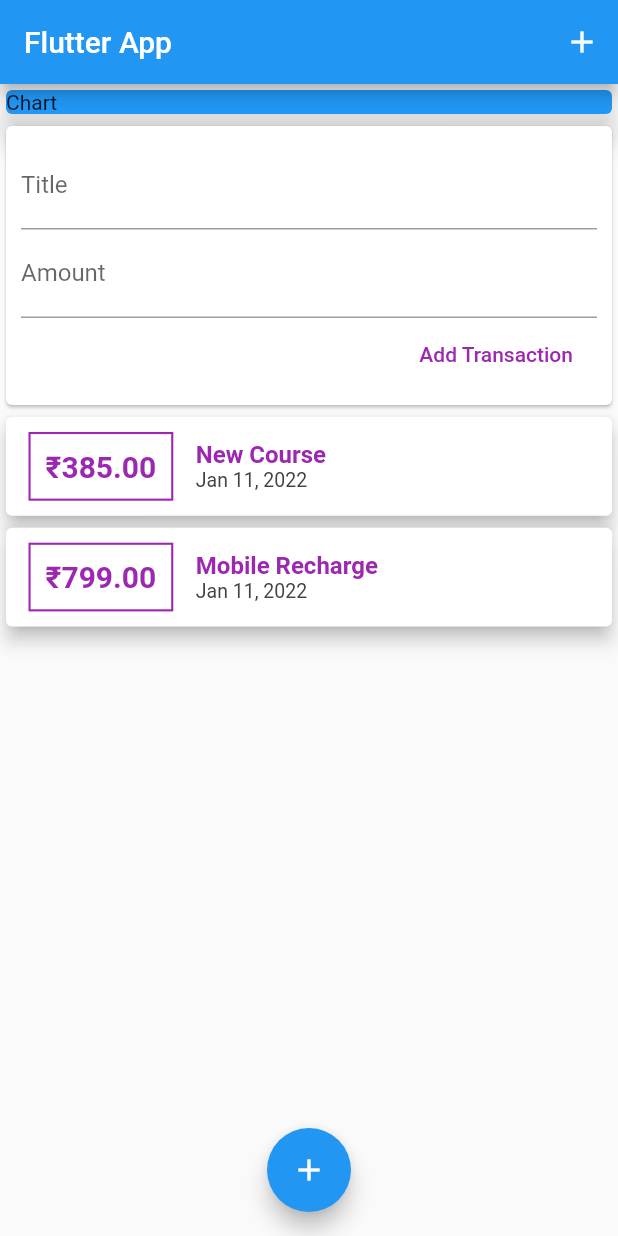
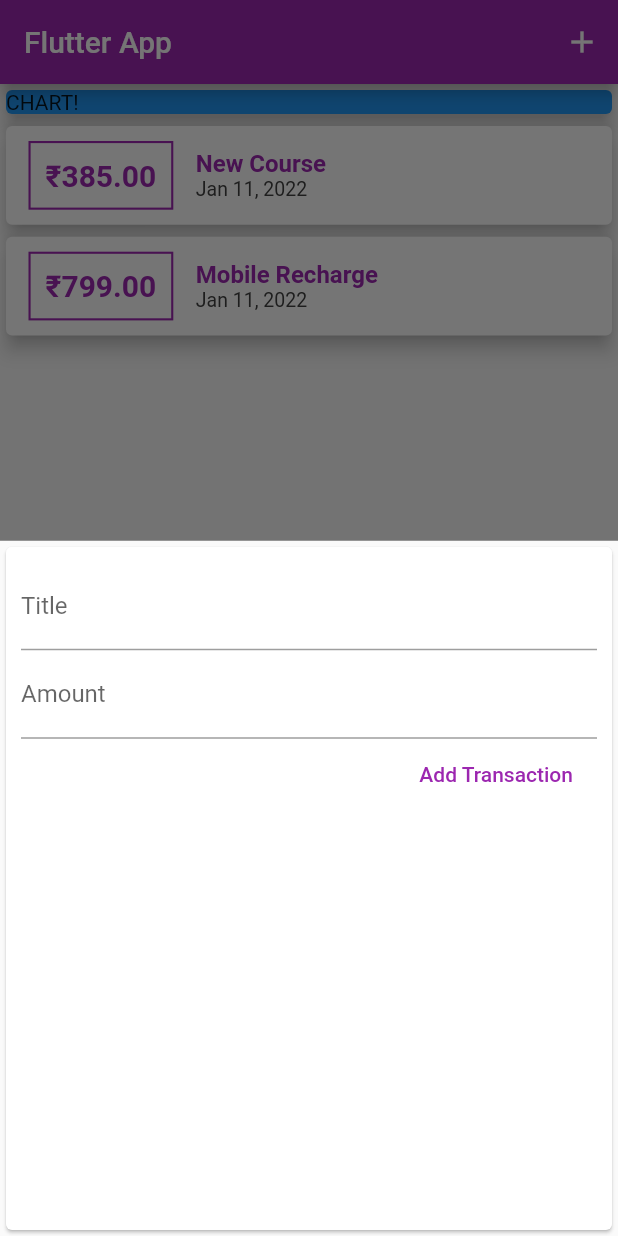
Before and after one commit to harshvarmora28/expense_tracker_flutter_app, a Flutter app: the screen it shows after launch, after a tap on the "add" icon, on a phone screen of 412 x 824 dp. Run offline on Flutter 3.47's test engine with Material 2 defaults, Android fonts, the light colour scheme and no system bars.

Commit message:
added functionality to open add transactions modal when user presses add icon

```diff
--- a/lib/main.dart
+++ b/lib/main.dart
@@ -1,7 +1,8 @@
 import 'package:flutter/material.dart';
 
-import 'package:flutter_complete_guide/widgets/user_transactions.dart';
-
+import 'package:flutter_complete_guide/widgets/new_transaction.dart';
+import 'package:flutter_complete_guide/widgets/transaction_list.dart';
+import './models/transaction.dart';
 
 void main() => runApp(MyApp());
 
@@ -11,41 +12,86 @@ class MyApp extends StatelessWidget {
     return MaterialApp(
       title: 'Flutter App',
       home: MyHomePage(),
+      theme: ThemeData(
+        primarySwatch: Colors.purple,
+        accentColor: Colors.amber
+      ),
     );
   }
 }
 
-class MyHomePage extends StatelessWidget {
+class MyHomePage extends StatefulWidget {
+  @override
+  State<MyHomePage> createState() => _MyHomePageState();
+}
 
-  final titleController = TextEditingController();
-  final amountController = TextEditingController();
+class _MyHomePageState extends State<MyHomePage> {
+  final List<Transaction> _userTransactions = [
+    Transaction(
+        id: "t1", title: "New Course", amount: 385, date: DateTime.now()),
+    Transaction(
+        id: "t2", title: "Mobile Recharge", amount: 799, date: DateTime.now())
+  ];
+
+  void _addNewTransaction(String txTitle, double txAmount) {
+    final newTx = Transaction(
+      title: txTitle,
+      amount: txAmount,
+      date: DateTime.now(),
+      id: DateTime.now().toString(),
+    );
+
+    setState(() {
+      _userTransactions.add(newTx);
+    });
+  }
+
+  void _startAddNewTransaction(BuildContext ctx) {
+    showModalBottomSheet(
+      context: ctx,
+      builder: (_) {
+        return GestureDetector(
+          onTap: () {},
+          child: NewTransaction(_addNewTransaction),
+          behavior: HitTestBehavior.opaque,
+        );
+      },
+    );
+  }
 
   @override
   Widget build(BuildContext context) {
     return Scaffold(
       appBar: AppBar(
         title: Text('Flutter App'),
-        actions: [
-          IconButton(onPressed: () {}, icon: Icon(Icons.add))
+        actions: <Widget>[
+          IconButton(
+            icon: Icon(Icons.add),
+            onPressed: () => _startAddNewTransaction(context),
+          ),
         ],
       ),
-      body: SingleChildScrollView(child: Column(
-        children: [
-          Card(
-            color: Colors.blue,
-            child: Container(
-              child: Text("Chart"),
+      body: SingleChildScrollView(
+        child: Column(
+          // mainAxisAlignment: MainAxisAlignment.start,
+          crossAxisAlignment: CrossAxisAlignment.stretch,
+          children: <Widget>[
+            Container(
               width: double.infinity,
+              child: Card(
+                color: Colors.blue,
+                child: Text('CHART!'),
+                elevation: 5,
+              ),
             ),
-            elevation: 8,
-          ),
-          UserTransactions()
-        ],
-      ),),
+            TransactionList(_userTransactions),
+          ],
+        ),
+      ),
       floatingActionButtonLocation: FloatingActionButtonLocation.centerFloat,
       floatingActionButton: FloatingActionButton(
         child: Icon(Icons.add),
-        onPressed: () {},
+        onPressed: () => _startAddNewTransaction(context),
       ),
     );
   }
--- a/lib/widgets/new_transaction.dart
+++ b/lib/widgets/new_transaction.dart
@@ -1,11 +1,18 @@
 import 'package:flutter/material.dart';
 
-class NewTransaction extends StatelessWidget {
-  final titleController = TextEditingController();
-  final amountController = TextEditingController();
+class NewTransaction extends StatefulWidget {
   final Function addTx;
 
   NewTransaction(this.addTx);
+
+  @override
+  State<NewTransaction> createState() => _NewTransactionState();
+}
+
+class _NewTransactionState extends State<NewTransaction> {
+  final titleController = TextEditingController();
+
+  final amountController = TextEditingController();
 
   void submitData() {
     final enteredTitle = titleController.text;
@@ -15,10 +22,12 @@ class NewTransaction extends StatelessWidget {
       return;
     }
 
-    addTx(
+    widget.addTx(
       enteredTitle,
       enteredAmount,
     );
+
+    Navigator.of(context).pop();
   }
 
   @override
--- a/lib/widgets/transaction_list.dart
+++ b/lib/widgets/transaction_list.dart
@@ -21,14 +21,14 @@ class TransactionList extends StatelessWidget {
             Container(
               margin: EdgeInsets.symmetric(vertical: 10, horizontal: 15),
               decoration: BoxDecoration(
-                  border: Border.all(color: Colors.purple, width: 1.4)),
+                  border: Border.all(color: Theme.of(context).primaryColor, width: 1.4)),
               padding: EdgeInsets.all(10),
               child: Text(
                 "₹${transactions[index].amount.toStringAsFixed(2)}",
                 style: TextStyle(
                     fontWeight: FontWeight.bold,
                     fontSize: 20,
-                    color: Colors.purple),
+                    color: Theme.of(context).primaryColor),
               ),
             ),
             Column(
--- a/lib/widgets/user_transactions.dart
+++ /dev/null
@@ -1,40 +0,0 @@
-import 'package:flutter/material.dart';
-
-import 'package:flutter_complete_guide/widgets/new_transaction.dart';
-import 'package:flutter_complete_guide/widgets/transaction_list.dart';
-import '../models/transaction.dart';
-
-class UserTransactions extends StatefulWidget {
-  @override
-  _UserTransactionsState createState() => _UserTransactionsState();
-}
-
-class _UserTransactionsState extends State<UserTransactions> {
-  final List<Transaction> _userTransactions = [
-    Transaction(
-        id: "t1", title: "New Course", amount: 385, date: DateTime.now()),
-    Transaction(
-        id: "t2", title: "Mobile Recharge", amount: 799, date: DateTime.now())
-  ];
-
-  void _addNewTransaction(String txTitle, double txAmount) {
-    final newTx = Transaction(
-        id: DateTime.now().toString(),
-        title: txTitle,
-        amount: txAmount,
-        date: DateTime.now());
-
-    setState(() {
-      _userTransactions.add(newTx);
-    });
-  }
-
-  @override
-  Widget build(BuildContext context) {
-    return Column(
-      children: [
-        NewTransaction(_addNewTransaction),
-        TransactionList(_userTransactions)],
-    );
-  }
-}
```
